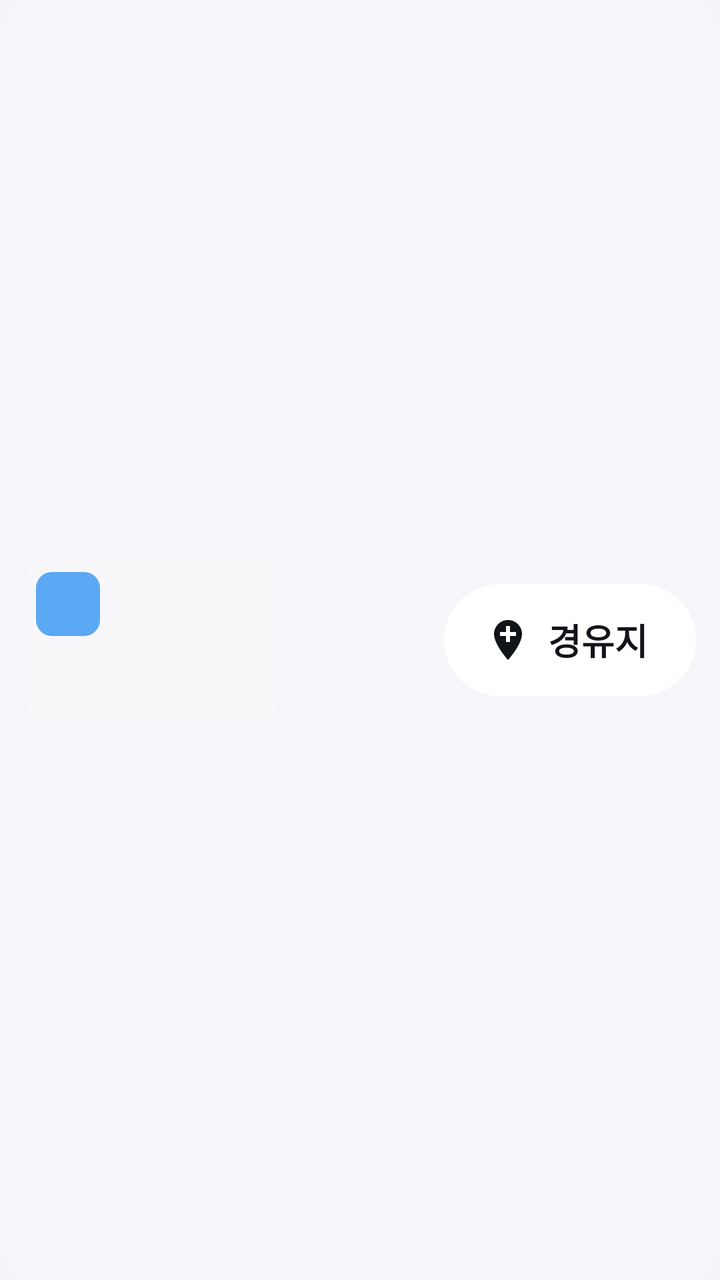
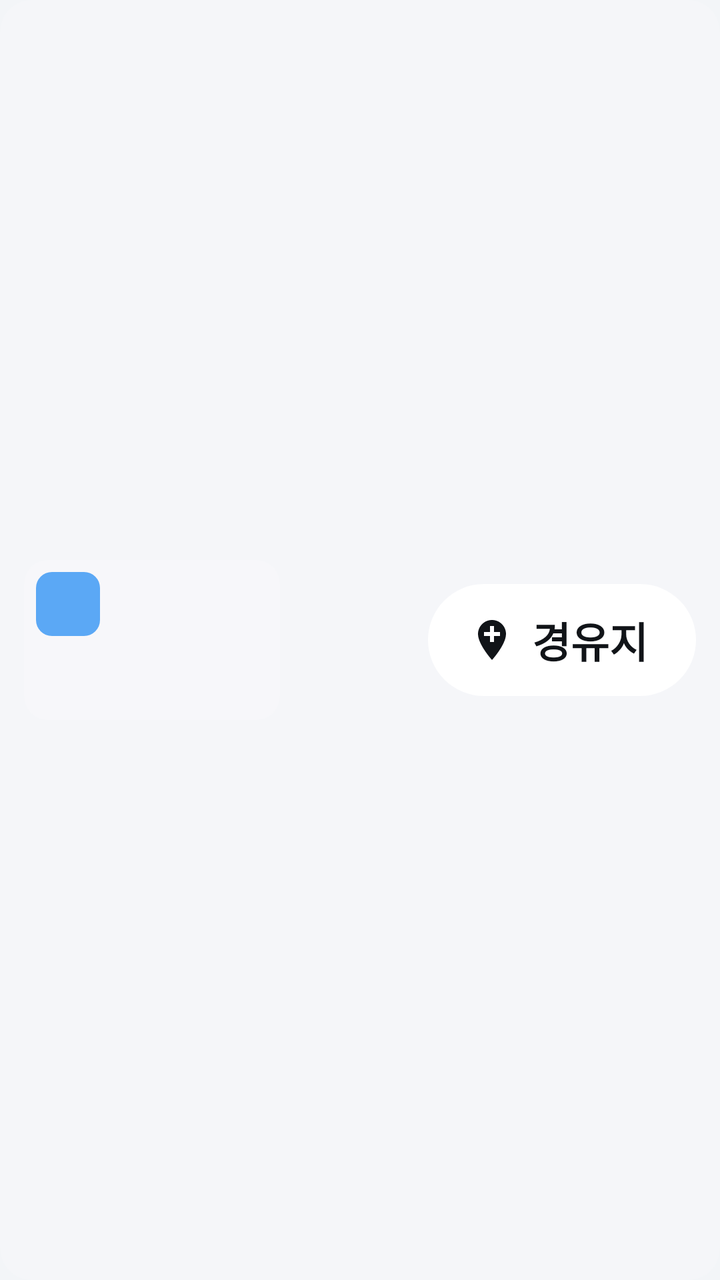

The first picture is an Android layout as it rendered before a commit; the second is the same layout after the commit. The layout source and the unified diff follow.
<!-- AndroidManifest.xml: application theme AppTheme -->
<!-- res/layout/item_course_stop.xml -->
<?xml version="1.0" encoding="utf-8"?>
<LinearLayout xmlns:android="http://schemas.android.com/apk/res/android"
    android:layout_width="match_parent"
    android:layout_height="wrap_content"
    android:layout_marginBottom="12dp"
    android:background="@drawable/photo_row_bg"
    android:gravity="center_vertical"
    android:orientation="horizontal"
    android:padding="12dp">

    <FrameLayout
        android:id="@+id/stopThumbFrame"
        android:layout_width="128dp"
        android:layout_height="80dp"
        android:background="@drawable/photo_chip_bg">

        <ImageView
            android:id="@+id/stopImage"
            android:layout_width="match_parent"
            android:layout_height="match_parent"
            android:importantForAccessibility="no"
            android:scaleType="centerCrop" />

        <TextView
            android:id="@+id/stopNumber"
            android:layout_width="32dp"
            android:layout_height="32dp"
            android:layout_margin="6dp"
            android:background="@drawable/badge_bg"
            android:gravity="center"
            android:textColor="@color/on_accent"
            android:textSize="17sp"
            android:textStyle="bold" />
    </FrameLayout>

    <TextView
        android:id="@+id/stopName"
        android:layout_width="0dp"
        android:layout_height="wrap_content"
        android:layout_marginHorizontal="16dp"
        android:layout_weight="1"
        android:ellipsize="end"
        android:maxLines="2"
        android:textColor="#FFFFFF"
        android:textSize="21sp"
        android:textStyle="bold" />

    <Button
        android:id="@+id/stopWaypoint"
        style="@style/PillButton.OnPhoto"
        android:layout_width="wrap_content"
        android:layout_height="56dp"
        android:drawableStart="@drawable/ic_add_location"
        android:text="경유지"
        android:textSize="18sp" />
</LinearLayout>
<!-- resources referenced by this layout -->
<resources>
  <color name="on_accent">#0B1220</color>
  <!-- drawable badge_bg (drawable) -->
  <?xml version="1.0" encoding="utf-8"?>
  <shape xmlns:android="http://schemas.android.com/apk/res/android">
      <solid android:color="#5BA8F5" />
      <corners android:radius="8dp" />
  </shape>
  <!-- drawable ic_add_location (drawable) -->
  <?xml version="1.0" encoding="utf-8"?>
  <vector xmlns:android="http://schemas.android.com/apk/res/android"
      android:width="24dp"
      android:height="24dp"
      android:viewportWidth="24"
      android:viewportHeight="24">
      <path
          android:fillColor="@color/on_btn_primary"
          android:pathData="M12,2C8.14,2 5,5.14 5,9c0,5.25 7,13 7,13s7,-7.75 7,-13c0,-3.86 -3.14,-7 -7,-7zM16,10h-3v3h-2v-3H8V8h3V5h2v3h3v2z" />
  </vector>
  <!-- drawable photo_chip_bg (drawable) -->
  <?xml version="1.0" encoding="utf-8"?>
  <shape xmlns:android="http://schemas.android.com/apk/res/android">
      <solid android:color="#26FFFFFF" />
      <corners android:radius="12dp" />
  </shape>
  <!-- drawable photo_row_bg (drawable) -->
  <?xml version="1.0" encoding="utf-8"?>
  <shape xmlns:android="http://schemas.android.com/apk/res/android">
      <solid android:color="#1FFFFFFF" />
      <corners android:radius="16dp" />
  </shape>
  <style name="PillButton.OnPhoto">
          <item name="android:background">@drawable/photo_primary_btn_bg</item>
          <item name="android:textColor">#111418</item>
          <item name="android:drawableTint">#111418</item>
      </style>
  <style name="AppTheme" parent="@android:style/Theme.DeviceDefault.DayNight">
          <item name="android:windowActionBar">false</item>
          <item name="android:windowNoTitle">true</item>
          <item name="android:windowBackground">@color/bg</item>
          <item name="android:colorAccent">@color/accent</item>
      </style>
  <color name="on_btn_primary">#FFFFFF</color>
  <!-- drawable photo_primary_btn_bg (drawable) -->
  <?xml version="1.0" encoding="utf-8"?>
  <selector xmlns:android="http://schemas.android.com/apk/res/android">
      <item android:state_pressed="true">
          <shape>
              <solid android:color="#D9DEE5" />
              <corners android:radius="32dp" />
          </shape>
      </item>
      <item>
          <shape>
              <solid android:color="#FFFFFF" />
              <corners android:radius="32dp" />
          </shape>
      </item>
  </selector>
  <color name="bg">#F3F5F8</color>
  <color name="accent">#5BA8F5</color>
</resources>

<!-- the commit's change to res/layout/item_course_stop.xml (unified diff, before → after) -->
@@ -29,7 +29,7 @@
             android:background="@drawable/badge_bg"
             android:gravity="center"
             android:textColor="@color/on_accent"
-            android:textSize="17sp"
+            android:textSize="19sp"
             android:textStyle="bold" />
     </FrameLayout>
 
@@ -42,7 +42,7 @@
         android:ellipsize="end"
         android:maxLines="2"
         android:textColor="#FFFFFF"
-        android:textSize="21sp"
+        android:textSize="24sp"
         android:textStyle="bold" />
 
     <Button
@@ -52,5 +52,5 @@
         android:layout_height="56dp"
         android:drawableStart="@drawable/ic_add_location"
         android:text="경유지"
-        android:textSize="18sp" />
+        android:textSize="21sp" />
 </LinearLayout>
